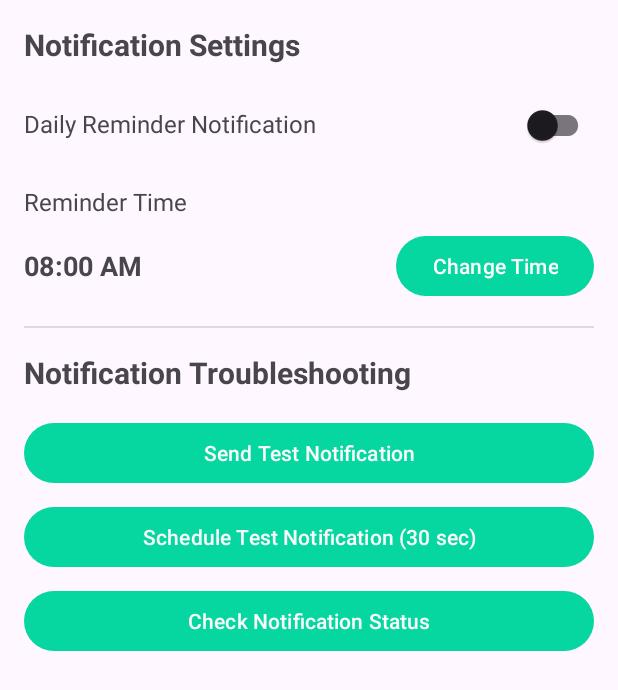
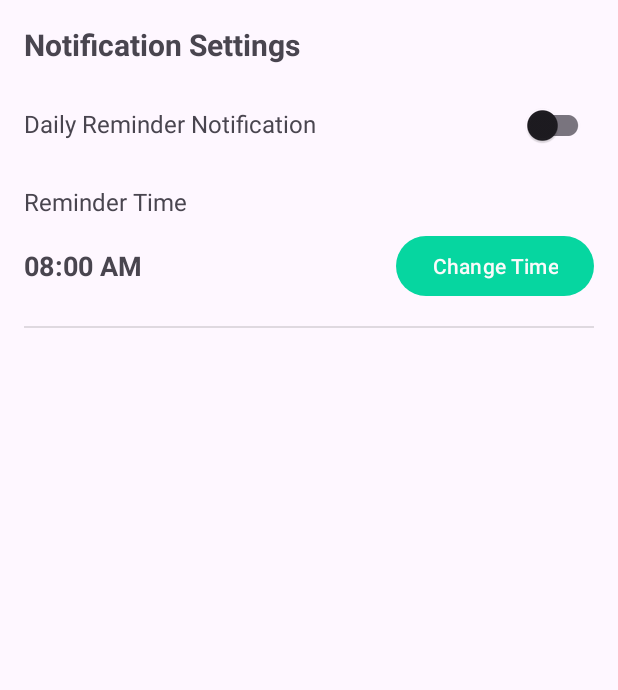
Before and after one commit to Cyber-Jay-Dev/Milestone-Mk5, an Android app: the fragment SettingsFragment shown on its own in the app's theme, on a phone screen of 412 x 824 dp. Shown: the top 690 px of the screen. Run offline under Robolectric (Android 15) with nearby library versions, the phone set to English and light mode, and no system bars; 2 statements that could not run were skipped.

Commit message:
mk-8.7.5 notification

```diff
--- a/app/src/main/java/com/example/milestonemk_4/fragments/SettingsFragment.java
+++ b/app/src/main/java/com/example/milestonemk_4/fragments/SettingsFragment.java
@@ -6,6 +6,7 @@ import android.app.TimePickerDialog;
 import android.content.Context;
 import android.content.Intent;
 import android.content.SharedPreferences;
+import android.os.Build;
 import android.os.Bundle;
 import androidx.annotation.NonNull;
 import androidx.appcompat.app.AppCompatActivity;
@@ -16,10 +17,10 @@ import android.view.View;
 import android.view.ViewGroup;
 import android.widget.Button;
 import android.widget.TextView;
+import android.widget.TimePicker;
 import android.widget.Toast;
 
 import com.example.milestonemk_4.R;
-import com.example.milestonemk_4.utils.NotificationDebugger;
 import com.example.milestonemk_4.utils.NotificationReceiver;
 
 import java.text.SimpleDateFormat;
@@ -31,6 +32,7 @@ public class SettingsFragment extends Fragment {
 
     private TextView timeTextView;
     private SwitchCompat notificationSwitch;
+    private Button setTimeButton;
     private SharedPreferences preferences;
     private Calendar notificationTime;
 
@@ -51,12 +53,7 @@ public class SettingsFragment extends Fragment {
         // Initialize views
         timeTextView = view.findViewById(R.id.notification_time_text);
         notificationSwitch = view.findViewById(R.id.notification_switch);
-        Button setTimeButton = view.findViewById(R.id.set_time_button);
-
-        // Debug buttons
-        Button testNotificationButton = view.findViewById(R.id.test_notification_button);
-        Button checkStatusButton = view.findViewById(R.id.check_status_button);
-        Button testAlarmButton = view.findViewById(R.id.test_alarm_button);
+        setTimeButton = view.findViewById(R.id.set_time_button);
 
         // Initialize SharedPreferences
         preferences = requireActivity().getSharedPreferences("NotificationPrefs", Context.MODE_PRIVATE);
@@ -81,18 +78,6 @@ public class SettingsFragment extends Fragment {
                 Toast.makeText(requireContext(), "Daily notifications disabled", Toast.LENGTH_SHORT).show();
             }
         });
-
-        // Debug button listeners
-        testNotificationButton.setOnClickListener(v ->
-                NotificationDebugger.sendTestNotification(requireContext()));
-
-        checkStatusButton.setOnClickListener(v -> {
-            NotificationDebugger.checkAlarmStatus(requireContext());
-            NotificationDebugger.checkNotificationSettings(requireContext());
-        });
-
-        testAlarmButton.setOnClickListener(v ->
-                NotificationDebugger.setTestAlarm(requireContext()));
     }
 
     private void loadSavedPreferences() {
@@ -169,24 +154,28 @@ public class SettingsFragment extends Fragment {
                 PendingIntent.FLAG_UPDATE_CURRENT | PendingIntent.FLAG_IMMUTABLE
         );
 
-        // Set the time for the notification
         Calendar calendar = Calendar.getInstance();
         calendar.set(Calendar.HOUR_OF_DAY, notificationTime.get(Calendar.HOUR_OF_DAY));
         calendar.set(Calendar.MINUTE, notificationTime.get(Calendar.MINUTE));
         calendar.set(Calendar.SECOND, 0);
 
-        // If the time has already passed today, schedule for tomorrow
         if (calendar.before(Calendar.getInstance())) {
             calendar.add(Calendar.DAY_OF_MONTH, 1);
         }
 
-        // Schedule a repeating alarm
-        alarmManager.setRepeating(
-                AlarmManager.RTC_WAKEUP,
-                calendar.getTimeInMillis(),
-                AlarmManager.INTERVAL_DAY,
-                pendingIntent
-        );
+        if (Build.VERSION.SDK_INT >= Build.VERSION_CODES.M) {
+            alarmManager.setExactAndAllowWhileIdle(
+                    AlarmManager.RTC_WAKEUP,
+                    calendar.getTimeInMillis(),
+                    pendingIntent
+            );
+        } else {
+            alarmManager.setExact(
+                    AlarmManager.RTC_WAKEUP,
+                    calendar.getTimeInMillis(),
+                    pendingIntent
+            );
+        }
     }
 
     private void cancelNotification() {
--- a/app/src/main/res/layout/fragment_settings.xml
+++ b/app/src/main/res/layout/fragment_settings.xml
@@ -81,34 +81,6 @@
         android:background="?android:attr/listDivider"
         android:layout_marginBottom="16dp" />
 
-    <!-- Notification Debug Section -->
-    <TextView
-        android:layout_width="match_parent"
-        android:layout_height="wrap_content"
-        android:text="Notification Troubleshooting"
-        android:textSize="20sp"
-        android:textStyle="bold"
-        android:layout_marginBottom="16dp" />
-
-    <Button
-        android:id="@+id/test_notification_button"
-        android:layout_width="match_parent"
-        android:layout_height="wrap_content"
-        android:text="Send Test Notification"
-        android:layout_marginBottom="8dp" />
-
-    <Button
-        android:id="@+id/test_alarm_button"
-        android:layout_width="match_parent"
-        android:layout_height="wrap_content"
-        android:text="Schedule Test Notification (30 sec)"
-        android:layout_marginBottom="8dp" />
-
-    <Button
-        android:id="@+id/check_status_button"
-        android:layout_width="match_parent"
-        android:layout_height="wrap_content"
-        android:text="Check Notification Status"
-        android:layout_marginBottom="8dp" />
+    <!-- Additional settings can be added here -->
 
 </LinearLayout>
```
Also changed, not shown: app/src/main/AndroidManifest.xml (+21 -0 lines), app/src/main/java/com/example/milestonemk_4/utils/NotificationDebugger.java (deleted, +0 -197 lines), app/src/main/java/com/example/milestonemk_4/utils/NotificationReceiver.java (deleted, +0 -89 lines), app/src/main/java/com/example/milestonemk_4/utils/BootReceiver.java (indentation only).
